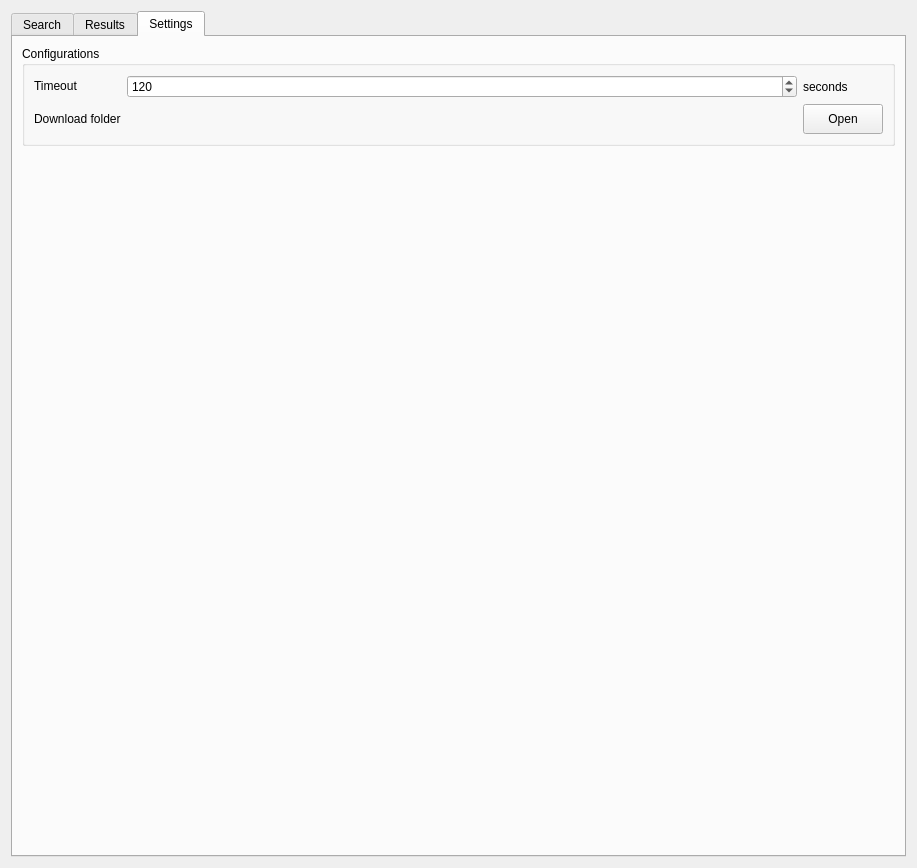
Qt form src/qgis_stac/ui/qgis_stac_widget.ui (stac-utils/qgis-stac-plugin) before a commit.
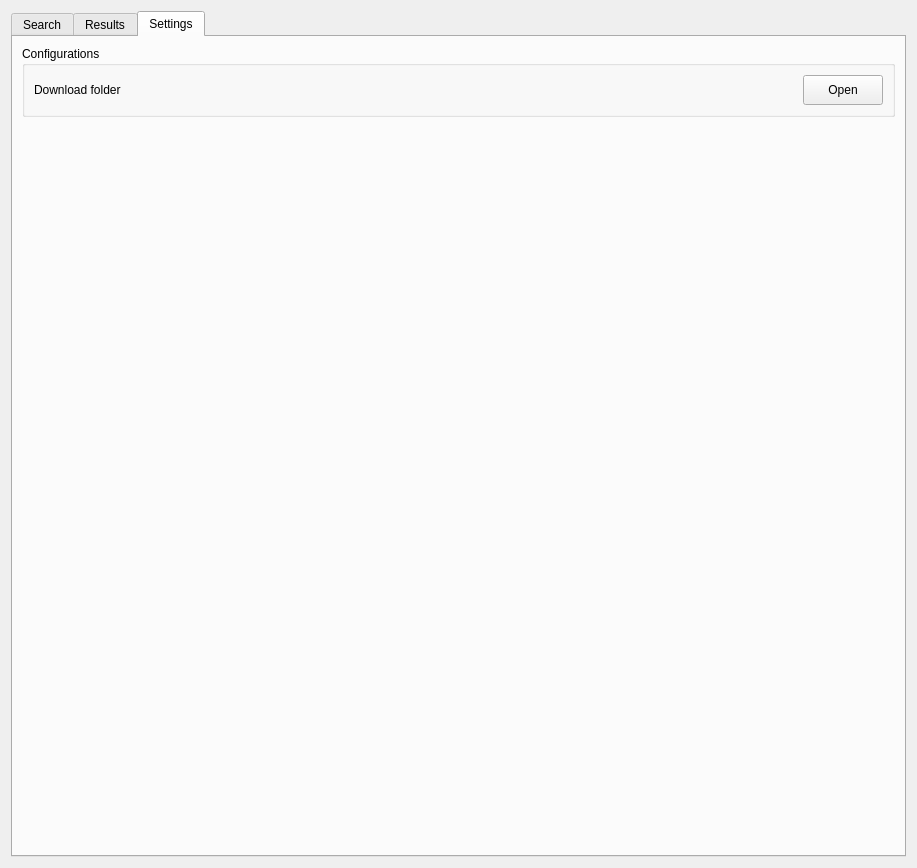
The same form after that commit. The open tabs and pages were chosen to show the change. Custom widgets are drawn as their Qt base class.

Commit message: new dialog and widget for item assets

```diff
--- a/src/qgis_stac/ui/qgis_stac_widget.ui
+++ b/src/qgis_stac/ui/qgis_stac_widget.ui
@@ -663,7 +663,7 @@
          <layout class="QGridLayout" name="gridLayout_10">
           <item row="2" column="0">
            <layout class="QGridLayout" name="gridLayout_11">
-            <item row="1" column="0">
+            <item row="0" column="0">
              <widget class="QLabel" name="download_folder">
               <property name="sizePolicy">
                <sizepolicy hsizetype="Preferred" vsizetype="Preferred">
@@ -685,48 +685,23 @@
               </property>
              </widget>
             </item>
-            <item row="0" column="0">
-             <widget class="QLabel" name="timeout_la">
-              <property name="enabled">
-               <bool>true</bool>
+            <item row="0" column="2">
+             <widget class="QPushButton" name="open_folder_btn">
+              <property name="minimumSize">
+               <size>
+                <width>0</width>
+                <height>30</height>
+               </size>
               </property>
-              <property name="sizePolicy">
-               <sizepolicy hsizetype="Maximum" vsizetype="Maximum">
-                <horstretch>0</horstretch>
-                <verstretch>0</verstretch>
-               </sizepolicy>
+              <property name="toolTip">
+               <string>Click to open the download folder</string>
               </property>
               <property name="text">
-               <string>Timeout</string>
+               <string>Open</string>
               </property>
              </widget>
             </item>
             <item row="0" column="1">
-             <widget class="QSpinBox" name="timeout_spin_box">
-              <property name="sizePolicy">
-               <sizepolicy hsizetype="Minimum" vsizetype="Fixed">
-                <horstretch>0</horstretch>
-                <verstretch>0</verstretch>
-               </sizepolicy>
-              </property>
-              <property name="minimumSize">
-               <size>
-                <width>0</width>
-                <height>0</height>
-               </size>
-              </property>
-              <property name="minimum">
-               <number>1</number>
-              </property>
-              <property name="maximum">
-               <number>9999</number>
-              </property>
-              <property name="value">
-               <number>120</number>
-              </property>
-             </widget>
-            </item>
-            <item row="1" column="1">
              <widget class="QgsFileWidget" name="download_folder_btn">
               <property name="sizePolicy">
                <sizepolicy hsizetype="Expanding" vsizetype="Fixed">
@@ -754,29 +729,6 @@
               </property>
              </widget>
             </item>
-            <item row="0" column="2">
-             <widget class="QLabel" name="seconds">
-              <property name="text">
-               <string>seconds</string>
-              </property>
-             </widget>
-            </item>
-            <item row="1" column="2">
-             <widget class="QPushButton" name="open_folder_btn">
-              <property name="minimumSize">
-               <size>
-                <width>0</width>
-                <height>30</height>
-               </size>
-              </property>
-              <property name="toolTip">
-               <string>Click to open the download folder</string>
-              </property>
-              <property name="text">
-               <string>Open</string>
-              </property>
-             </widget>
-            </item>
            </layout>
           </item>
          </layout>
```
The commit also changes 6 other files.
